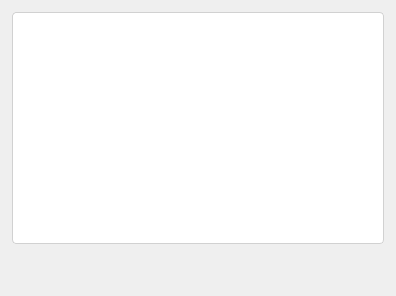
This is src/ui/commandedit.ui in ForgetiExistence/CopyQ as Qt 5 draws it before an edit. The edited form follows.
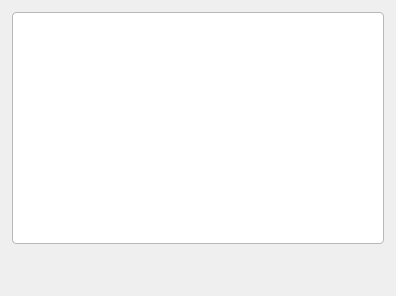
This is the edited form. Custom widgets are drawn as their Qt base class.

Commit message: Fix Win11 regressions: blank window, invisible menus, forced light theme

Diff of the .ui file:
```diff
--- a/src/ui/commandedit.ui
+++ b/src/ui/commandedit.ui
@@ -18,7 +18,7 @@
   </property>
   <property name="styleSheet">
    <string>CommandEdit {
-    background-color: #F3F3F3;
+    background-color: palette(window);
 }</string>
   </property>
   <layout class="QVBoxLayout" name="verticalLayout">
@@ -48,9 +48,9 @@
      <property name="styleSheet">
       <string>QPlainTextEdit {
     border-radius: 4px;
-    border: 1px solid #D1D1D1;
+    border: 1px solid palette(mid);
     padding: 5px 8px;
-    background-color: #FFFFFF;
+    background-color: palette(base);
 }
 QScrollBar {
     border: none;
@@ -59,7 +59,7 @@
     margin: 0;
 }
 QScrollBar::handle {
-    background: #C0C0C0;
+    background: palette(mid);
     border-radius: 4px;
     min-height: 24px;
 }
```
Left out of the diff: 4 changed lines with no effect on the pictures. The commit also changes 34 other files.
